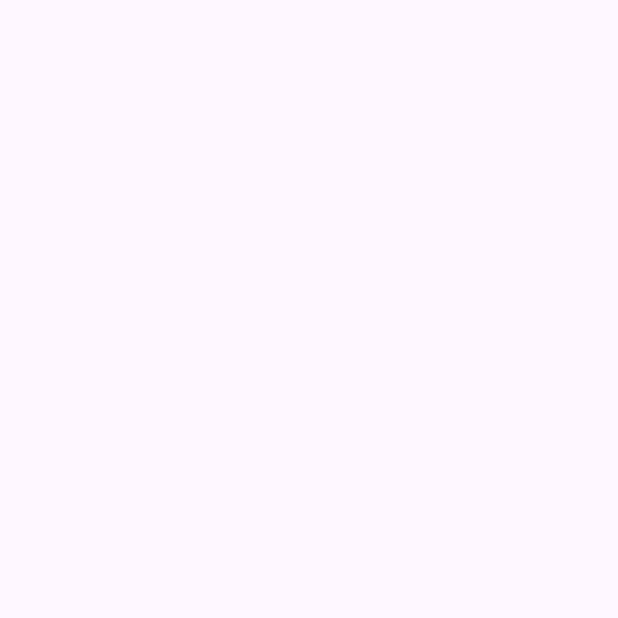
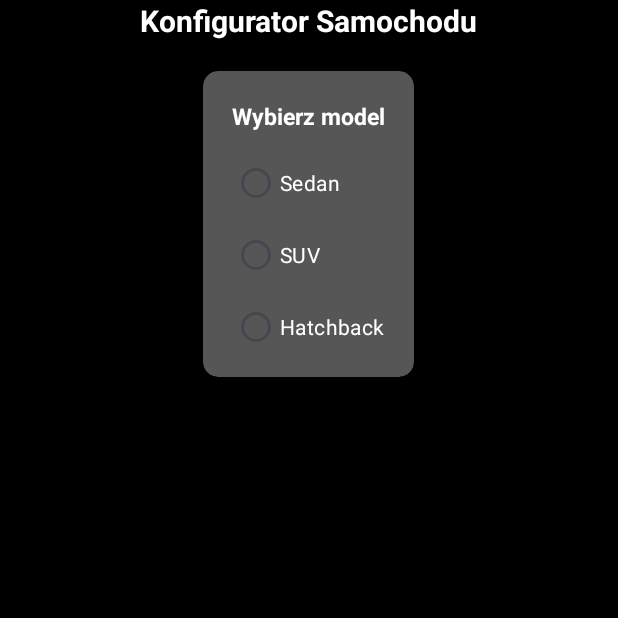
Before and after one commit to UlaRzyj/KonfiguratorSamochodu, an Android app: the screen it shows after launch (MainActivity), on a phone screen of 412 x 824 dp, the top half of it. Before the commit the part shown is empty. Run offline under Robolectric (Android 15) with nearby library versions, the phone set to English and light mode, and no system bars.

Commit message:
Created RadioGroup - Car Models

```diff
--- a/app/src/main/res/layout/activity_main.xml
+++ b/app/src/main/res/layout/activity_main.xml
@@ -7,8 +7,70 @@
     android:layout_width="match_parent"
     android:layout_height="match_parent"
     tools:context=".MainActivity"
-    android:orientation="vertical">
+    android:orientation="vertical"
+    android:background="@color/black">
 
+    <TextView
+        android:layout_width="wrap_content"
+        android:layout_height="wrap_content"
+        android:text="Konfigurator Samochodu"
+        android:textSize="20dp"
+        android:textStyle="bold"
+        android:layout_gravity="center"
+        android:textColor="@color/white"/>
 
+    <androidx.cardview.widget.CardView
+        android:layout_width="wrap_content"
+        android:layout_height="wrap_content"
+        android:layout_margin="20dp"
+        app:cardCornerRadius="10dp"
+        app:cardBackgroundColor="#565656"
+        android:layout_gravity="center">
+
+        <LinearLayout
+            android:layout_width="wrap_content"
+            android:layout_height="wrap_content"
+            android:orientation="vertical"
+            android:layout_margin="9dp">
+
+            <TextView
+                android:layout_width="wrap_content"
+                android:layout_height="wrap_content"
+                android:layout_margin="10dp"
+                android:text="Wybierz model"
+                android:textColor="@color/white"
+                android:textSize="15dp"
+                android:textStyle="bold" />
+
+            <RadioGroup
+                android:id="@+id/carModels"
+                android:layout_width="wrap_content"
+                android:layout_height="wrap_content"
+                android:layout_gravity="center">
+
+                <RadioButton
+                    android:id="@+id/sedan"
+                    android:layout_width="wrap_content"
+                    android:layout_height="wrap_content"
+                    android:text="Sedan"
+                    android:textColor="@color/white" />
+                <RadioButton
+                    android:id="@+id/suv"
+                    android:layout_width="wrap_content"
+                    android:layout_height="wrap_content"
+                    android:text="SUV"
+                    android:textColor="@color/white" />
+                <RadioButton
+                    android:id="@+id/hatchback"
+                    android:layout_width="wrap_content"
+                    android:layout_height="wrap_content"
+                    android:text="Hatchback"
+                    android:textColor="@color/white" />
+
+            </RadioGroup>
+
+        </LinearLayout>
+
+    </androidx.cardview.widget.CardView>
 
 </LinearLayout>
```
